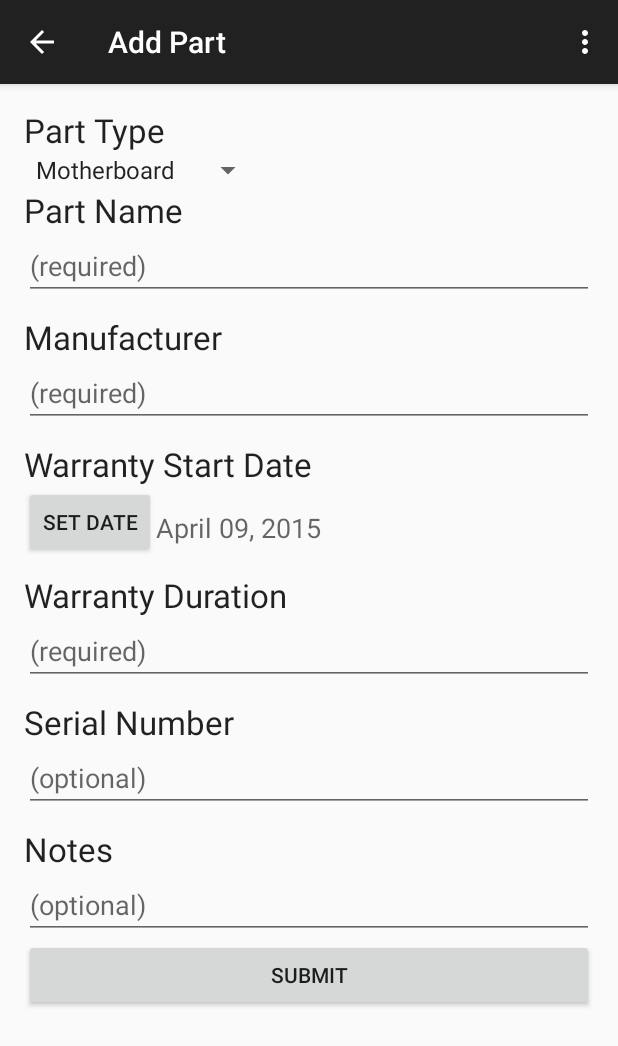
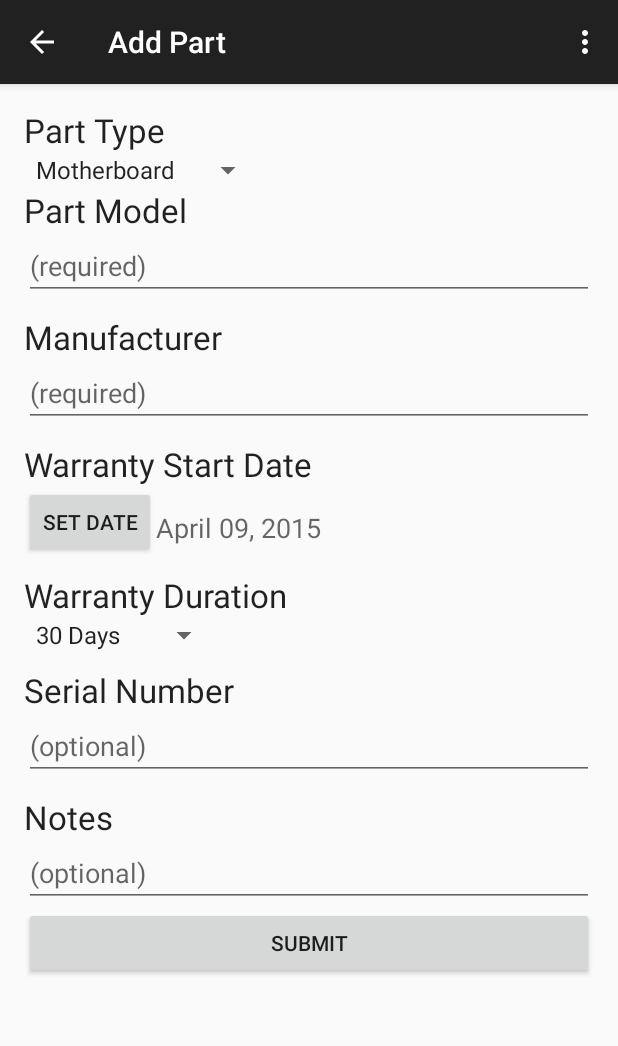
Before and after one commit to Wojonatior/PCPartPlanner, an Android app: the AddPartActivity screen opened directly, with no data from a screen before it, on a phone screen of 412 x 824 dp. Shown: the top 1046 px of the screen. Run offline under Robolectric (Android 15) with nearby library versions, the phone set to English and light mode, and no system bars.

Commit message:
Updated Warranty Duration to Spinner Type
Also added new icon

```diff
--- a/app/src/main/java/cse202/jarekwojo/pcpartplanner/AddPartActivity.java
+++ b/app/src/main/java/cse202/jarekwojo/pcpartplanner/AddPartActivity.java
@@ -40,13 +40,29 @@ public class AddPartActivity extends ActionBarActivity {
         "Custom"
     };
 
+    String[] warrantyDurations = new String[] {
+            "30 Days",
+            "60 Days",
+            "3 Months",
+            "6 Months",
+            "9 Months",
+            "1 Year",
+            "2 Years",
+            "3 Years",
+            "5 Years",
+            "7 Years",
+            "10 Years",
+            "Lifetime",
+            "Other"
+    };
+
     @Override
     protected void onCreate(Bundle savedInstanceState) {
         super.onCreate(savedInstanceState);
         setContentView(R.layout.activity_add_part);
 
         getSupportActionBar().setDisplayHomeAsUpEnabled(true);
-        //Reference and setup spinner adapter
+        //Reference and setup partTypes spinner adapter
         final Spinner partTypeSpinner = (Spinner) findViewById(R.id.partTypeSpinner);
         ArrayAdapter<String> typeSpinnerAdapter = new ArrayAdapter<String>(
                 AddPartActivity.this,
@@ -54,6 +70,13 @@ public class AddPartActivity extends ActionBarActivity {
                 partTypes);
         typeSpinnerAdapter.setDropDownViewResource(android.R.layout.simple_spinner_dropdown_item);
         partTypeSpinner.setAdapter(typeSpinnerAdapter);
+
+        final Spinner warrantyDurationSpinner = (Spinner) findViewById(R.id.warrantyDurationSpinner);
+        ArrayAdapter<String> durationSpinnerAdapter = new ArrayAdapter<String>(
+                AddPartActivity.this,
+                android.R.layout.simple_spinner_item,
+                warrantyDurations);
+        warrantyDurationSpinner.setAdapter(durationSpinnerAdapter);
 
         //Set default date if necessary
         if(mDate == null){
@@ -76,7 +99,6 @@ public class AddPartActivity extends ActionBarActivity {
         //Reference nameTextView
         final TextView nameTextView = (TextView) findViewById(R.id.addPart_PartName);
         final TextView mfgTextView = (TextView) findViewById(R.id.addPart_ManufacturerName);
-        final TextView durTextView = (TextView) findViewById(R.id.addPart_warrantyDuration);
         final TextView serialTextView = (TextView) findViewById(R.id.addPart_SerialNumber);
         final TextView notesTextView = (TextView) findViewById(R.id.addPart_Notes);
         //Reference SubmitButton & on click functionality
@@ -89,14 +111,12 @@ public class AddPartActivity extends ActionBarActivity {
                     Toast.makeText(getApplicationContext(), "Must enter a part name.", Toast.LENGTH_SHORT).show();
                 } else if(mfgTextView.getText().toString().isEmpty()) {
                     Toast.makeText(getApplicationContext(), "Must enter a manufacturer.", Toast.LENGTH_SHORT).show();
-                } else if(durTextView.getText().toString().isEmpty()) {
-                    Toast.makeText(getApplicationContext(), "Must enter a warranty duration.", Toast.LENGTH_SHORT).show();
                 }else {
                     //Assign user input to variables
                     String name = nameTextView.getText().toString();
                     String type = (String) partTypeSpinner.getSelectedItem();
                     String manufacturer = mfgTextView.getText().toString();
-                    String duration = durTextView.getText().toString();
+                    String duration = (String) warrantyDurationSpinner.getSelectedItem();
                     String serial = serialTextView.getText().toString();
                     String notes = notesTextView.getText().toString();
                     //Declare and package AddPartActivity return intent (on Activity Result)
--- a/app/src/main/java/cse202/jarekwojo/pcpartplanner/MainActivity.java
+++ b/app/src/main/java/cse202/jarekwojo/pcpartplanner/MainActivity.java
@@ -165,10 +165,10 @@ public class MainActivity extends ActionBarActivity {
             while((name = reader.readLine()) != null){
                 type = reader.readLine();
                 date = Part.FORMAT.parse(reader.readLine());
-                mAdapter.add(new Part(name,type,date,manufacturer,duration,serial,notes));
                 manufacturer = reader.readLine();
                 duration = reader.readLine();
                 notes = reader.readLine();
+                mAdapter.add(new Part(name,type,date,manufacturer,duration,serial,notes));
             }
         }catch(FileNotFoundException fnf){
             fnf.printStackTrace();
--- a/app/src/main/res/layout/activity_add_part.xml
+++ b/app/src/main/res/layout/activity_add_part.xml
@@ -47,7 +47,7 @@
                 android:layout_width="wrap_content"
                 android:layout_height="wrap_content"
                 android:textAppearance="?android:attr/textAppearanceLarge"
-                android:text="Part Name"
+                android:text="Part Model"
                 android:id="@+id/partNameLabel"
                 android:layout_alignParentEnd="false"
                 android:layout_alignParentRight="false"
@@ -127,13 +127,15 @@
                 android:layout_below="@+id/datePickerButton"
                 android:layout_marginTop="10dp" />
 
-            <EditText
-                android:layout_width="match_parent"
+            <Spinner
+                android:layout_width="wrap_content"
                 android:layout_height="wrap_content"
-                android:id="@+id/addPart_warrantyDuration"
-                android:hint="(required)"
+                android:id="@+id/warrantyDurationSpinner"
                 android:layout_below="@+id/warrantyDurationLabel"
-                android:singleLine="true" />
+                android:layout_alignParentLeft="true"
+                android:layout_alignParentStart="true"
+                android:focusable="true"
+                android:focusableInTouchMode="true" />
 
             <TextView
                 android:layout_width="wrap_content"
@@ -141,7 +143,7 @@
                 android:textAppearance="?android:attr/textAppearanceLarge"
                 android:text="Serial Number"
                 android:id="@+id/serialLabel"
-                android:layout_below="@+id/addPart_warrantyDuration"
+                android:layout_below="@+id/warrantyDurationSpinner"
                 android:layout_marginTop="10dp" />
 
             <EditText
```
Also changed, not shown: app/src/main/ic_launcher-web.png (added), app/src/main/res/mipmap-hdpi/ic_launcher.png, app/src/main/res/mipmap-mdpi/ic_launcher.png, app/src/main/res/mipmap-xhdpi/ic_launcher.png, app/src/main/res/mipmap-xxhdpi/ic_launcher.png, app/src/main/res/mipmap-xxxhdpi/ic_launcher.png (added).
